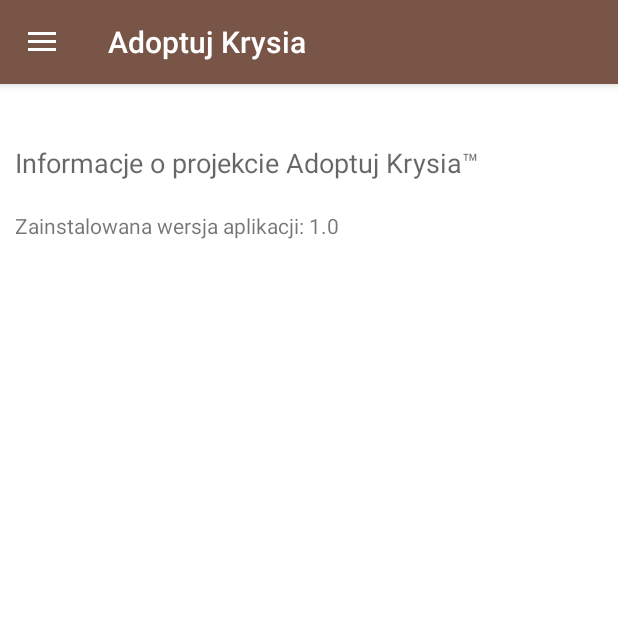
After one commit to adoptuj-krysia/adoptuj-krysia-android, an Android app: the fragment InformationFragment placed in its activity, on a phone screen of 412 x 824 dp, the top half of it. The commit adds this screen. Run offline under Robolectric (Android 15) with nearby library versions, the phone set to English and light mode, and no system bars.

Commit message:
Introduced version view

```diff
--- /dev/null
+++ b/app/src/main/java/pl/tuchola/zslit/krychu/view/InformationFragment.kt
@@ -0,0 +1,25 @@
+package pl.tuchola.zslit.krychu.view
+import android.os.Bundle
+import android.view.LayoutInflater
+import android.view.View
+import android.view.ViewGroup
+import androidx.fragment.app.Fragment
+import kotlinx.android.synthetic.main.fragment_information.*
+import pl.tuchola.zslit.krychu.R
+import pl.tuchola.zslit.krychu.io.ActivityLog
+import pl.tuchola.zslit.krychu.BuildConfig;
+
+class InformationFragment : Fragment() {
+
+    override fun onCreateView(inflater: LayoutInflater, container: ViewGroup?, avedInstanceState: Bundle?): View? {
+        ActivityLog(context!!).writeLine(getString(R.string.log_fragment_information))
+        return inflater.inflate(R.layout.fragment_information, container, false)
+    }
+
+    override fun onStart() {
+        super.onStart()
+        appVersion_textView.text = getString(R.string.info_app_version)
+            .replace("%s", BuildConfig.VERSION_NAME.toString(), true)
+    }
+
+}
--- a/app/src/main/java/pl/tuchola/zslit/krychu/view/MainActivity.kt
+++ b/app/src/main/java/pl/tuchola/zslit/krychu/view/MainActivity.kt
@@ -46,6 +46,10 @@ class MainActivity : AppCompatActivity(), NavigationView.OnNavigationItemSelecte
             (R.id.nav_item_weather) -> {
                 supportFragmentManager.beginTransaction().replace(R.id.main_fragment_container, WeatherFragment()).commit()
             }
+
+            (R.id.nav_item_info) -> {
+                supportFragmentManager.beginTransaction().replace(R.id.main_fragment_container, InformationFragment()).commit()
+            }
         }
         main_drawer_layout.closeDrawer(GravityCompat.START)
         return true
--- /dev/null
+++ b/app/src/main/res/drawable/icon_info.xml
@@ -0,0 +1,9 @@
+<vector xmlns:android="http://schemas.android.com/apk/res/android"
+        android:width="24dp"
+        android:height="24dp"
+        android:viewportWidth="24.0"
+        android:viewportHeight="24.0">
+    <path
+        android:fillColor="#FF000000"
+        android:pathData="M13,7h-2v2h2L13,7zM13,11h-2v6h2v-6zM17,1.01L7,1c-1.1,0 -2,0.9 -2,2v18c0,1.1 0.9,2 2,2h10c1.1,0 2,-0.9 2,-2L19,3c0,-1.1 -0.9,-1.99 -2,-1.99zM17,19L7,19L7,5h10v14z"/>
+</vector>
--- /dev/null
+++ b/app/src/main/res/layout/fragment_information.xml
@@ -0,0 +1,34 @@
+<?xml version="1.0" encoding="utf-8"?>
+<androidx.constraintlayout.widget.ConstraintLayout xmlns:android="http://schemas.android.com/apk/res/android"
+    android:layout_width="match_parent"
+    android:layout_height="match_parent"
+    xmlns:app="http://schemas.android.com/apk/res-auto">
+    <TextView
+        android:id="@+id/appInfoHeader_textView"
+        android:layout_width="0dp"
+        android:layout_height="wrap_content"
+        android:layout_marginLeft="10dp"
+        android:layout_marginTop="40dp"
+        android:layout_marginRight="10dp"
+        android:text="@string/app_info_header"
+        android:textAppearance="@style/TextAppearance.AppCompat.Medium"
+        app:layout_constraintEnd_toEndOf="parent"
+        app:layout_constraintStart_toStartOf="parent"
+        app:layout_constraintTop_toTopOf="parent" />
+
+    <TextView
+        android:id="@+id/appVersion_textView"
+        android:layout_width="0dp"
+        android:layout_height="wrap_content"
+        android:layout_marginLeft="10dp"
+        android:layout_marginTop="20dp"
+        android:layout_marginRight="10dp"
+        android:text="@string/info_app_version"
+        app:layout_constraintEnd_toEndOf="parent"
+        app:layout_constraintHorizontal_bias="0.526"
+        app:layout_constraintStart_toStartOf="parent"
+        app:layout_constraintTop_toBottomOf="@+id/appInfoHeader_textView" />
+
+
+
+</androidx.constraintlayout.widget.ConstraintLayout>
--- a/app/src/main/res/menu/drawer_menu.xml
+++ b/app/src/main/res/menu/drawer_menu.xml
@@ -1,8 +1,6 @@
 <?xml version="1.0" encoding="utf-8"?>
 <menu xmlns:android="http://schemas.android.com/apk/res/android"
-    xmlns:tools="http://schemas.android.com/tools"
-    tools:showIn="navigation_view">
-
+    xmlns:tools="http://schemas.android.com/tools">
 
     <group android:checkableBehavior="single">
         <item android:id="@+id/nav_item_home"
@@ -12,6 +10,10 @@
         <item android:id="@+id/nav_item_weather"
             android:icon="@drawable/icon_weather"
             android:title="@string/nav_weather"/>
+
+        <item android:id="@+id/nav_item_info"
+            android:icon="@drawable/icon_info"
+            android:title="@string/nav_info"/>
     </group>
 
 </menu>
--- a/app/src/main/res/values/strings.xml
+++ b/app/src/main/res/values/strings.xml
@@ -2,6 +2,7 @@
     <string name="app_name">Adoptuj Krysia</string>
     <string name="app_header">Sławomir Kryś - twój osobisty przyjaciel</string>
     <string name="app_weather_header">Niezbędnik wędkarza - pogoda w Plaskoszu</string>
+    <string name="app_info_header">Informacje o projekcie Adoptuj Krysia™</string>
 
     <string name="widget_default_text">Proszę poczekać, trwa ładowanie wypowiedzi.</string>
 
@@ -21,6 +22,8 @@
     <string name="fishing_opportunity_good">Ooo, wygląda na to, że mamy świetną pogodę na ryby :)</string>
     <string name="fishing_opportunity_bad">Wygląda na to, że pogoda na ryby jest raczej średnia :(</string>
     <string name="fishing_opportunity_unknown">Ciekawe, czy mamy dziś dobrą pogodę na ryby :)</string>
+
+    <string name="info_app_version">Zainstalowana wersja aplikacji: %s</string>
 
     <string name="apk_friend_touched">Prosimy nie dotykać eksponatu.</string>
     <string name="apk_friend_touched_weather">Nie wkurwiaj wędkarza.</string>
@@ -48,6 +51,7 @@
 
     <string name="nav_home">Strona główna</string>
     <string name="nav_weather">Niezbędnik wędkarza™</string>
+    <string name="nav_info">O programie</string>
 
     <string name="log_main_activity_launched">Okno aplikacji Android zostało uruchomione</string>
     <string name="log_widget_refreshed_user">Użytkownik poprosił o ręczne odświeżenie widżetu</string>
@@ -57,6 +61,7 @@
     <string name="log_device_boot_completed">System Android został uruchomiony ponownie</string>
     <string name="log_fragment_main">Otwieram stronę główną aplikacji.</string>
     <string name="log_fragment_weather">Otwieram niezbędnik wędkarza.</string>
+    <string name="log_fragment_information">Otwieram okno informacji o aplikacji.</string>
 
     <string name="widget_friend_upset">
         Spłoszyłeś Sławka i się na ciebie obraził. Nie powinieneś go dotykać tak często.
```
